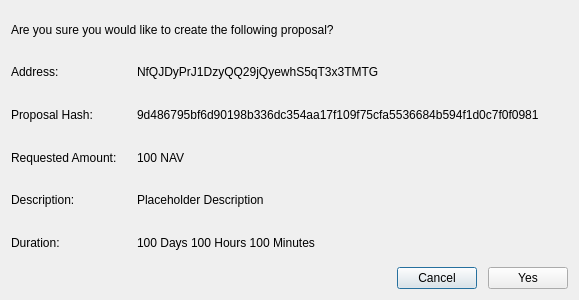
First picture: the form in src/qt/forms/sendcommunityfunddialog.ui, repository navcoin/navcoin-core, before the edit.
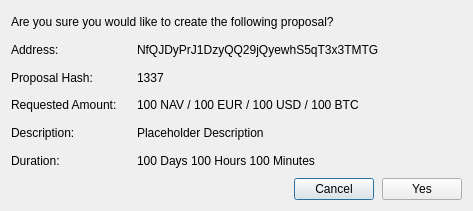
Second picture: the form after the edit.

Commit message: hooked up labels and proposal obj, added implementation for prequest dialog

```diff
--- a/src/qt/forms/sendcommunityfunddialog.ui
+++ b/src/qt/forms/sendcommunityfunddialog.ui
@@ -6,8 +6,8 @@
    <rect>
     <x>0</x>
     <y>0</y>
-    <width>579</width>
-    <height>300</height>
+    <width>473</width>
+    <height>211</height>
    </rect>
   </property>
   <property name="windowTitle">
@@ -46,6 +46,12 @@
        </item>
        <item>
         <widget class="QLabel" name="labelAddress">
+         <property name="sizePolicy">
+          <sizepolicy hsizetype="Preferred" vsizetype="Preferred">
+           <horstretch>0</horstretch>
+           <verstretch>0</verstretch>
+          </sizepolicy>
+         </property>
          <property name="text">
           <string>NfQJDyPrJ1DzyQQ29jQyewhS5qT3x3TMTG</string>
          </property>
@@ -76,8 +82,14 @@
        </item>
        <item>
         <widget class="QLabel" name="labelProposalHash">
+         <property name="sizePolicy">
+          <sizepolicy hsizetype="Minimum" vsizetype="Preferred">
+           <horstretch>0</horstretch>
+           <verstretch>0</verstretch>
+          </sizepolicy>
+         </property>
          <property name="text">
-          <string>9d486795bf6d90198b336dc354aa17f109f75cfa5536684b594f1d0c7f0f0981</string>
+          <string>1337</string>
          </property>
         </widget>
        </item>
@@ -107,7 +119,7 @@
        <item>
         <widget class="QLabel" name="labelRequestedAmount">
          <property name="text">
-          <string>100 NAV</string>
+          <string>100 NAV / 100 EUR / 100 USD / 100 BTC</string>
          </property>
         </widget>
        </item>
@@ -205,7 +217,7 @@
          </property>
          <property name="sizeHint" stdset="0">
           <size>
-           <width>5</width>
+           <width>2</width>
            <height>20</height>
           </size>
          </property>
```
The commit also changes 2 other files.
